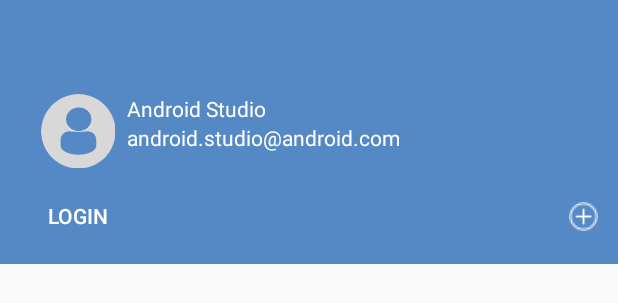
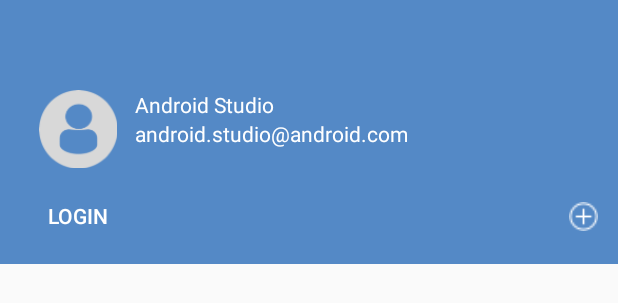
Before and after one commit to weijie01/SlackClone, an Android app: the layout nav_header_main.xml on its own in the app's theme, with its tools: preview values and no code run, on a phone screen of 412 x 824 dp. Shown: the top 303 px of the screen. Run offline under Robolectric (Android 15) with nearby library versions, the phone set to English and light mode, and no system bars.

```diff
--- a/app/src/main/java/com/example/slackclone/Controller/LoginActivity.kt
+++ b/app/src/main/java/com/example/slackclone/Controller/LoginActivity.kt
@@ -20,5 +20,6 @@ class LoginActivity : AppCompatActivity() {
     fun signupClicked(view: View) {
         val signupIntent = Intent(this, SignupActivity::class.java)
         startActivity(signupIntent)
+        finish()
     }
 }
--- a/app/src/main/java/com/example/slackclone/Utilities/Constants.kt
+++ b/app/src/main/java/com/example/slackclone/Utilities/Constants.kt
@@ -4,3 +4,5 @@ const val BASE_URL = "https://blueberry-cake-21254.herokuapp.com/v1/"
 const val URL_REGISTER = "${BASE_URL}account/register"
 const val URL_LOGIN = "${BASE_URL}account/login"
 const val URL_CREATE_USER = "${BASE_URL}user/add"
+
+const val BROADCAST_USER_DATA_CHANGE = "BROADCAST_USER_DATA_CHANGE"
--- a/app/src/main/res/layout/nav_header_main.xml
+++ b/app/src/main/res/layout/nav_header_main.xml
@@ -9,8 +9,8 @@
         android:gravity="bottom" android:id="@+id/linearLayout">
 
     <ImageView
-            android:layout_width="wrap_content"
-            android:layout_height="wrap_content"
+            android:layout_width="60dp"
+            android:layout_height="60dp"
             android:paddingTop="@dimen/nav_header_vertical_spacing"
             app:srcCompat="@drawable/profiledefault"
             android:contentDescription="@string/nav_header_desc"
```
Also changed, not shown: app/src/main/java/com/example/slackclone/Controller/MainActivity.kt (+23 -0 lines), app/src/main/java/com/example/slackclone/Controller/SignupActivity.kt (+7 -0 lines), app/src/main/java/com/example/slackclone/Services/UserDataService.kt (+12 -0 lines).
